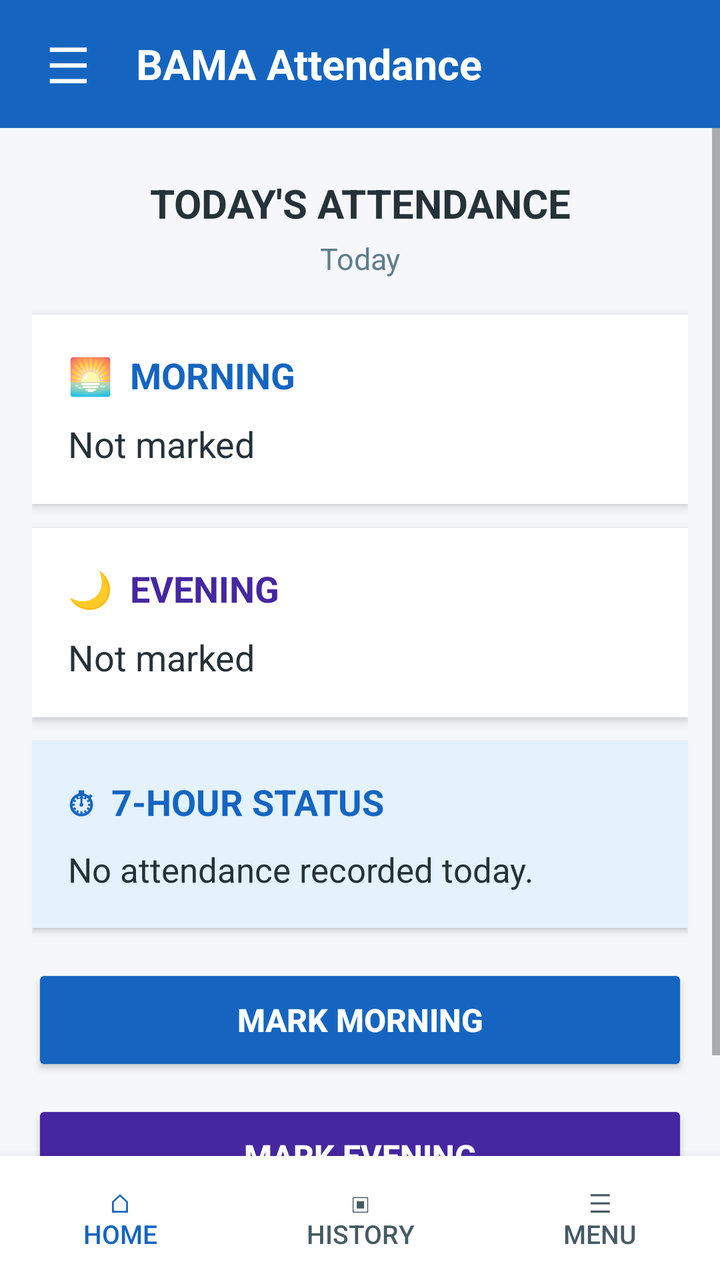
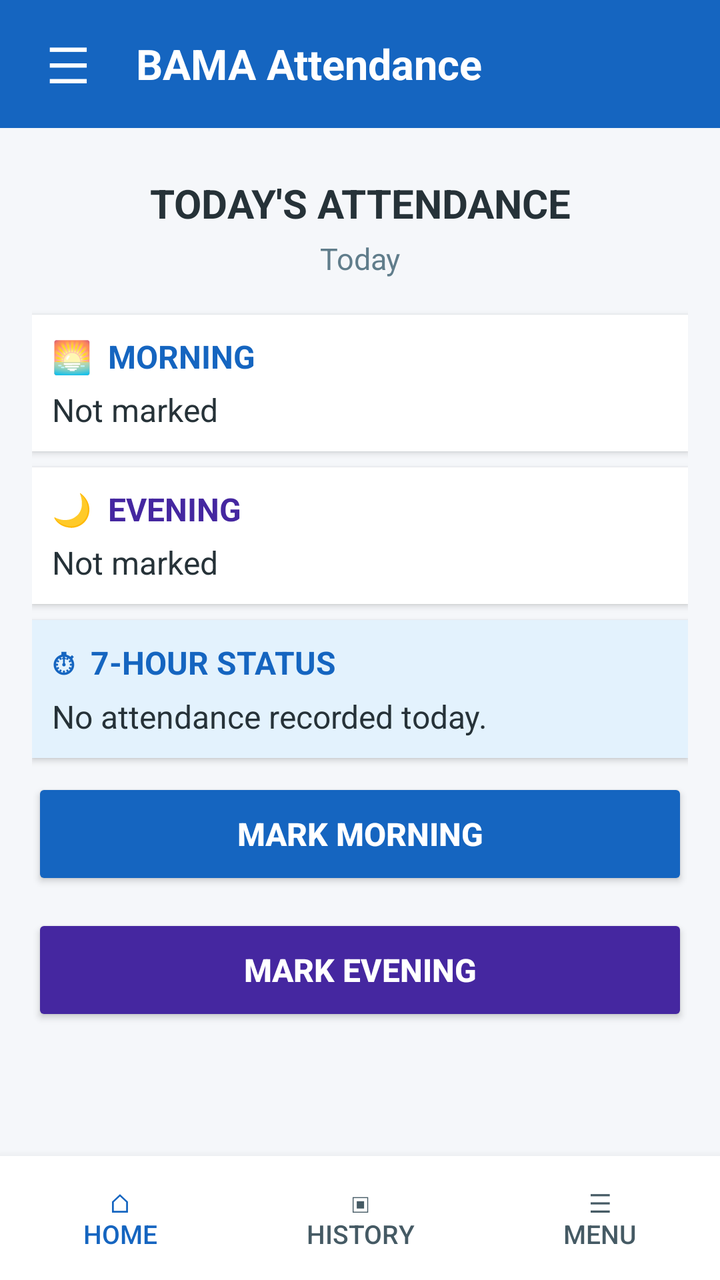

An Android layout rendered at two revisions. The XML below is the earlier revision; the diff shows what the commit changed to produce the second picture.
<!-- AndroidManifest.xml: application theme android:Theme.Material.Light.NoActionBar -->
<!-- res/layout/activity_main.xml -->
<?xml version="1.0" encoding="utf-8"?>
<LinearLayout
    xmlns:android="http://schemas.android.com/apk/res/android"
    android:layout_width="match_parent"
    android:layout_height="match_parent"
    android:orientation="vertical"
    android:background="#F5F7FA">

    
    
    

    <LinearLayout
        android:layout_width="match_parent"
        android:layout_height="64dp"
        android:orientation="horizontal"
        android:gravity="center_vertical"
        android:paddingStart="8dp"
        android:paddingEnd="12dp"
        android:background="#1565C0">

        <Button
            android:id="@+id/menuButton"
            android:layout_width="52dp"
            android:layout_height="52dp"
            android:text="☰"
            android:textSize="25sp"
            android:textColor="#FFFFFF"
            android:background="@android:color/transparent"
            android:minWidth="0dp"
            android:minHeight="0dp"
            android:padding="0dp" />

        <TextView
            android:layout_width="0dp"
            android:layout_height="wrap_content"
            android:layout_weight="1"
            android:text="BAMA Attendance"
            android:textColor="#FFFFFF"
            android:textSize="21sp"
            android:textStyle="bold"
            android:gravity="center_vertical"
            android:paddingStart="8dp" />

    </LinearLayout>


    
    
    

    <ScrollView
        android:layout_width="match_parent"
        android:layout_height="0dp"
        android:layout_weight="1"
        android:fillViewport="true">

        <LinearLayout
            android:layout_width="match_parent"
            android:layout_height="wrap_content"
            android:orientation="vertical"
            android:padding="16dp">

            

            <TextView
                android:layout_width="match_parent"
                android:layout_height="wrap_content"
                android:text="TODAY'S ATTENDANCE"
                android:textSize="20sp"
                android:textStyle="bold"
                android:textColor="#263238"
                android:gravity="center"
                android:layout_marginTop="8dp" />

            <TextView
                android:id="@+id/dateText"
                android:layout_width="match_parent"
                android:layout_height="wrap_content"
                android:text="Today"
                android:textSize="15sp"
                android:textColor="#607D8B"
                android:gravity="center"
                android:layout_marginTop="4dp"
                android:layout_marginBottom="18dp" />


            
            
            

            <LinearLayout
                android:layout_width="match_parent"
                android:layout_height="wrap_content"
                android:orientation="vertical"
                android:padding="18dp"
                android:background="#FFFFFF"
                android:elevation="3dp"
                android:layout_marginBottom="12dp">

                <TextView
                    android:layout_width="match_parent"
                    android:layout_height="wrap_content"
                    android:text="🌅  MORNING"
                    android:textSize="18sp"
                    android:textStyle="bold"
                    android:textColor="#1565C0" />

                <TextView
                    android:id="@+id/morningStatusText"
                    android:layout_width="match_parent"
                    android:layout_height="wrap_content"
                    android:text="Not marked"
                    android:textSize="18sp"
                    android:textColor="#263238"
                    android:layout_marginTop="10dp" />

            </LinearLayout>


            
            
            

            <LinearLayout
                android:layout_width="match_parent"
                android:layout_height="wrap_content"
                android:orientation="vertical"
                android:padding="18dp"
                android:background="#FFFFFF"
                android:elevation="3dp"
                android:layout_marginBottom="12dp">

                <TextView
                    android:layout_width="match_parent"
                    android:layout_height="wrap_content"
                    android:text="🌙  EVENING"
                    android:textSize="18sp"
                    android:textStyle="bold"
                    android:textColor="#4527A0" />

                <TextView
                    android:id="@+id/eveningStatusText"
                    android:layout_width="match_parent"
                    android:layout_height="wrap_content"
                    android:text="Not marked"
                    android:textSize="18sp"
                    android:textColor="#263238"
                    android:layout_marginTop="10dp" />

            </LinearLayout>


            
            
            

            <LinearLayout
                android:layout_width="match_parent"
                android:layout_height="wrap_content"
                android:orientation="vertical"
                android:padding="18dp"
                android:background="#E3F2FD"
                android:elevation="2dp"
                android:layout_marginBottom="18dp">

                <TextView
                    android:layout_width="match_parent"
                    android:layout_height="wrap_content"
                    android:text="⏱  7-HOUR STATUS"
                    android:textSize="18sp"
                    android:textStyle="bold"
                    android:textColor="#1565C0" />

                <TextView
                    android:id="@+id/statusText"
                    android:layout_width="match_parent"
                    android:layout_height="wrap_content"
                    android:text="No attendance recorded today."
                    android:textSize="17sp"
                    android:textColor="#263238"
                    android:layout_marginTop="10dp" />

            </LinearLayout>


            
            
            

            <Button
                android:id="@+id/morningButton"
                android:layout_width="match_parent"
                android:layout_height="56dp"
                android:text="MARK MORNING"
                android:textSize="16sp"
                android:textStyle="bold"
                android:textColor="#FFFFFF"
                android:backgroundTint="#1565C0"
                android:layout_marginBottom="12dp" />


            
            
            

            <Button
                android:id="@+id/eveningButton"
                android:layout_width="match_parent"
                android:layout_height="56dp"
                android:text="MARK EVENING"
                android:textSize="16sp"
                android:textStyle="bold"
                android:textColor="#FFFFFF"
                android:backgroundTint="#4527A0"
                android:layout_marginBottom="12dp" />

        </LinearLayout>

    </ScrollView>


    
    
    

    <LinearLayout
        android:layout_width="match_parent"
        android:layout_height="62dp"
        android:orientation="horizontal"
        android:gravity="center"
        android:background="#FFFFFF"
        android:elevation="8dp">

        <Button
            android:id="@+id/homeButton"
            android:layout_width="0dp"
            android:layout_height="match_parent"
            android:layout_weight="1"
            android:text="⌂\nHome"
            android:textSize="13sp"
            android:textColor="#1565C0"
            android:background="@android:color/transparent"
            android:minWidth="0dp"
            android:minHeight="0dp" />

        <Button
            android:id="@+id/historyButton"
            android:layout_width="0dp"
            android:layout_height="match_parent"
            android:layout_weight="1"
            android:text="▣\nHistory"
            android:textSize="13sp"
            android:textColor="#455A64"
            android:background="@android:color/transparent"
            android:minWidth="0dp"
            android:minHeight="0dp" />

        <Button
            android:id="@+id/menuBottomButton"
            android:layout_width="0dp"
            android:layout_height="match_parent"
            android:layout_weight="1"
            android:text="☰\nMenu"
            android:textSize="13sp"
            android:textColor="#455A64"
            android:background="@android:color/transparent"
            android:minWidth="0dp"
            android:minHeight="0dp" />

    </LinearLayout>

</LinearLayout>
<!-- resources referenced by this layout -->
<resources>

</resources>

<!-- the commit's change to res/layout/activity_main.xml (unified diff, before → after) -->
@@ -93,16 +93,16 @@
                 android:layout_width="match_parent"
                 android:layout_height="wrap_content"
                 android:orientation="vertical"
-                android:padding="18dp"
+                android:padding="10dp"
                 android:background="#FFFFFF"
-                android:elevation="3dp"
-                android:layout_marginBottom="12dp">
+                android:elevation="2dp"
+                android:layout_marginBottom="8dp">
 
                 <TextView
                     android:layout_width="match_parent"
                     android:layout_height="wrap_content"
                     android:text="🌅  MORNING"
-                    android:textSize="18sp"
+                    android:textSize="16sp"
                     android:textStyle="bold"
                     android:textColor="#1565C0" />
 
@@ -111,9 +111,9 @@
                     android:layout_width="match_parent"
                     android:layout_height="wrap_content"
                     android:text="Not marked"
-                    android:textSize="18sp"
+                    android:textSize="16sp"
                     android:textColor="#263238"
-                    android:layout_marginTop="10dp" />
+                    android:layout_marginTop="5dp" />
 
             </LinearLayout>
 
@@ -126,16 +126,16 @@
                 android:layout_width="match_parent"
                 android:layout_height="wrap_content"
                 android:orientation="vertical"
-                android:padding="18dp"
+                android:padding="10dp"
                 android:background="#FFFFFF"
-                android:elevation="3dp"
-                android:layout_marginBottom="12dp">
+                android:elevation="2dp"
+                android:layout_marginBottom="8dp">
 
                 <TextView
                     android:layout_width="match_parent"
                     android:layout_height="wrap_content"
                     android:text="🌙  EVENING"
-                    android:textSize="18sp"
+                    android:textSize="16sp"
                     android:textStyle="bold"
                     android:textColor="#4527A0" />
 
@@ -144,9 +144,9 @@
                     android:layout_width="match_parent"
                     android:layout_height="wrap_content"
                     android:text="Not marked"
-                    android:textSize="18sp"
+                    android:textSize="16sp"
                     android:textColor="#263238"
-                    android:layout_marginTop="10dp" />
+                    android:layout_marginTop="5dp" />
 
             </LinearLayout>
 
@@ -159,16 +159,16 @@
                 android:layout_width="match_parent"
                 android:layout_height="wrap_content"
                 android:orientation="vertical"
-                android:padding="18dp"
+                android:padding="10dp"
                 android:background="#E3F2FD"
                 android:elevation="2dp"
-                android:layout_marginBottom="18dp">
+                android:layout_marginBottom="10dp">
 
                 <TextView
                     android:layout_width="match_parent"
                     android:layout_height="wrap_content"
                     android:text="⏱  7-HOUR STATUS"
-                    android:textSize="18sp"
+                    android:textSize="16sp"
                     android:textStyle="bold"
                     android:textColor="#1565C0" />
 
@@ -177,9 +177,9 @@
                     android:layout_width="match_parent"
                     android:layout_height="wrap_content"
                     android:text="No attendance recorded today."
-                    android:textSize="17sp"
+                    android:textSize="16sp"
                     android:textColor="#263238"
-                    android:layout_marginTop="10dp" />
+                    android:layout_marginTop="5dp" />
 
             </LinearLayout>
 
